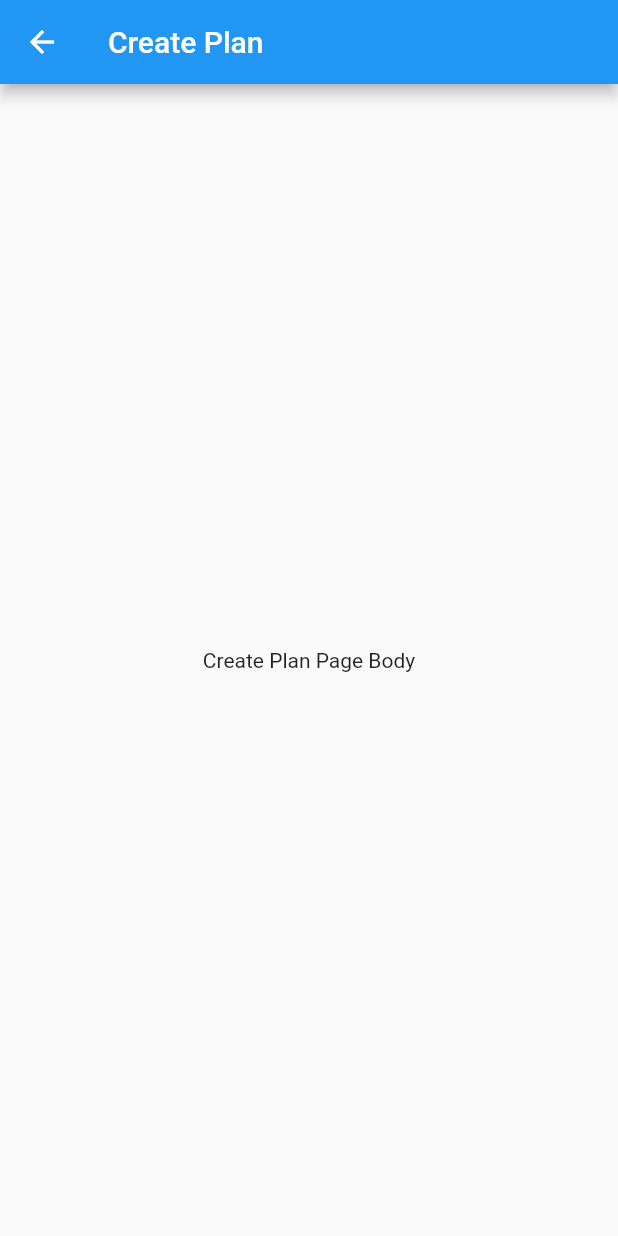
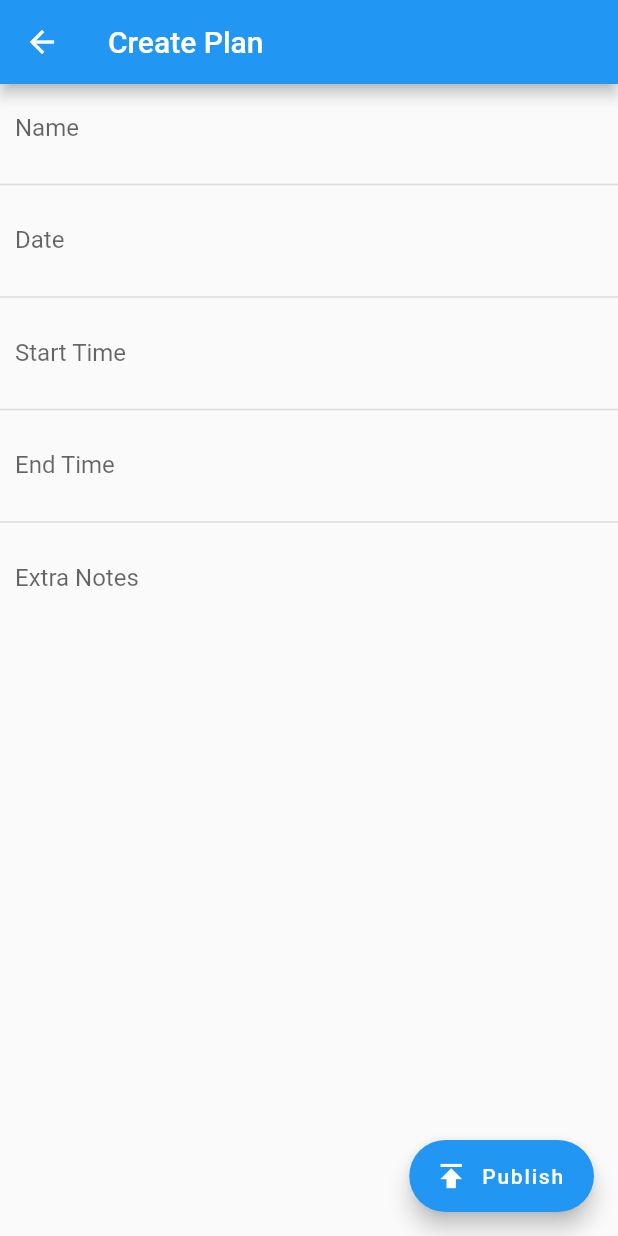
Before and after one commit to negfeed/gonna, a Flutter app: the CreatePlanPage screen opened directly, on a phone screen of 412 x 824 dp. Run offline on Flutter 3.47's test engine with Material 2 defaults, Android fonts, the phone set to English and light mode, and no system bars.

Commit message:
Adds the layout to the create plan page.

```diff
--- a/client/lib/main.dart
+++ b/client/lib/main.dart
@@ -1,3 +1,4 @@
+import 'package:flutter/cupertino.dart';
 import 'package:flutter/material.dart';
 
 void main() => runApp(MyApp());
@@ -8,8 +9,7 @@ class MyApp extends StatelessWidget {
   Widget build(BuildContext context) {
     return MaterialApp(
       title: 'Gonna',
-      theme: ThemeData(
-          primarySwatch: Colors.blue),
+      theme: ThemeData(primarySwatch: Colors.blue),
       home: HomePage(title: 'Gonna'),
     );
   }
@@ -62,22 +62,105 @@ class CreatePlanPage extends StatefulWidget {
   _CreatePlanPageState createState() => _CreatePlanPageState();
 }
 
-class _CreatePlanPageState extends State<CreatePlanPage> {
+class _CreatePlanPageState extends State<CreatePlanPage>
+    with TickerProviderStateMixin {
+  Future<void> _showDatePicker() async {
+    await showDatePicker(
+        context: this.context,
+        initialDate: DateTime.now().add(Duration(days: 1)),
+        firstDate: DateTime.now(),
+        lastDate: DateTime.now().add(Duration(days: 7)));
+  }
+
+  Future<void> _showTimePicker() async {
+    await showTimePicker(context: this.context, initialTime: TimeOfDay.now());
+  }
+
   @override
   Widget build(BuildContext context) {
     return Scaffold(
+      floatingActionButton: FloatingActionButton.extended(
+        onPressed: () {
+          // Add your onPressed code here!
+        },
+        label: Text('Publish'),
+        icon: Icon(Icons.publish),
+      ),
       appBar: AppBar(
         title: Text('Create Plan'),
       ),
-      body: Center(
-        child: Column(
-          mainAxisAlignment: MainAxisAlignment.center,
-          children: <Widget>[
-            Text(
-              'Create Plan Page Body',
+      body: ListView(
+        children: <Widget>[
+          Container(
+            padding: EdgeInsets.symmetric(vertical: 0, horizontal: 10.0),
+            child: TextField(
+              decoration: InputDecoration(
+                labelText: 'Name',
+                hasFloatingPlaceholder: true,
+                border: InputBorder.none,
+              ),
             ),
-          ],
-        ),
+          ),
+          Divider(thickness: 1),
+          Container(
+            padding: EdgeInsets.symmetric(vertical: 0, horizontal: 10.0),
+            child: TextField(
+              decoration: InputDecoration(
+                labelText: 'Date',
+                hasFloatingPlaceholder: true,
+                border: InputBorder.none,
+              ),
+              onTap: _showDatePicker,
+              readOnly: true,
+            ),
+          ),
+          Divider(thickness: 1),
+          Container(
+            padding: EdgeInsets.symmetric(vertical: 0, horizontal: 10.0),
+            child: TextField(
+              decoration: InputDecoration(
+                labelText: 'Start Time',
+                hasFloatingPlaceholder: true,
+                border: InputBorder.none,
+              ),
+              onTap: _showTimePicker,
+              readOnly: true,
+            ),
+          ),
+          Divider(thickness: 1),
+          Container(
+            padding: EdgeInsets.symmetric(vertical: 0, horizontal: 10.0),
+            child: TextField(
+              decoration: InputDecoration(
+                labelText: 'End Time',
+                hasFloatingPlaceholder: true,
+                border: InputBorder.none,
+              ),
+              onTap: _showTimePicker,
+              readOnly: true,
+            ),
+          ),
+          Divider(thickness: 1),
+          Container(
+            padding: EdgeInsets.symmetric(vertical: 0, horizontal: 10.0),
+            child: new Column(
+                mainAxisSize: MainAxisSize.min,
+                children: <Widget>[
+              Flexible(
+                fit: FlexFit.loose,
+                child: TextField(
+                  decoration: InputDecoration(
+                    labelText: 'Extra Notes',
+                    hasFloatingPlaceholder: true,
+                    border: InputBorder.none,
+                  ),
+                  maxLines: null,
+                  minLines: null,
+                ),
+              ),
+            ]),
+          ),
+        ],
       ),
     );
   }
```
